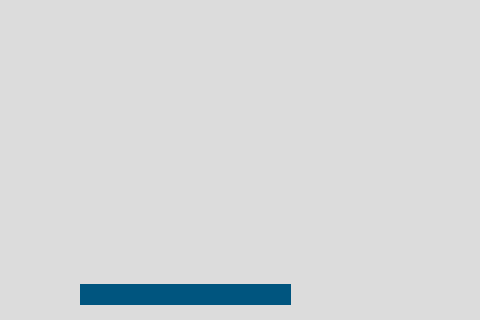
Above: src/user_interface/english_start.ui from eppenney/eBook-Perpetual-Access-Rights-Tracker before the change; both pictures show x 0 to 480 and y 476 to 796 of the 1176 by 796 pixel window. Below: the same form after it.
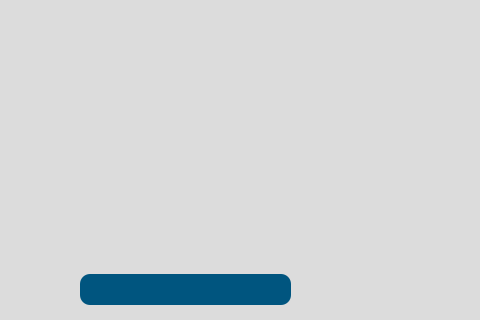
That is the form after the change. Icons and pictures are not drawn.

Commit message: Fix the changes with for the empty institute names from the database and also making the add institute button that should only add when there is add button that should add the institute

Diff of the .ui file:
```diff
--- a/src/user_interface/english_start.ui
+++ b/src/user_interface/english_start.ui
@@ -358,14 +358,28 @@
     <property name="geometry">
      <rect>
       <x>100</x>
-      <y>760</y>
+      <y>750</y>
       <width>211</width>
-      <height>21</height>
+      <height>31</height>
      </rect>
     </property>
     <property name="styleSheet">
-     <string notr="true">background-color: rgb(0, 85, 127);
-color: rgb(255, 255, 255);</string>
+     <string notr="true">QLabel {
+    font: 75 11pt &quot;Arial&quot;;
+    background-color: rgb(0, 85, 127);
+    border-radius: 10px;
+    color: rgb(255, 255, 255);
+    padding: 10px; /* Add padding to center the text */
+    qproperty-alignment: AlignCenter; /* Align text to the center */
+}
+
+QLabel:hover {
+    background-color: rgb(0, 75, 117); /* Slightly darker color when hovered */
+}
+
+QLabel:pressed {
+    background-color: rgb(0, 65, 107); /* Even darker color when clicked */
+}</string>
     </property>
     <property name="text">
      <string/>
```
Left out of the diff: 5 changed lines with no effect on the pictures. The commit also changes 4 other files.
